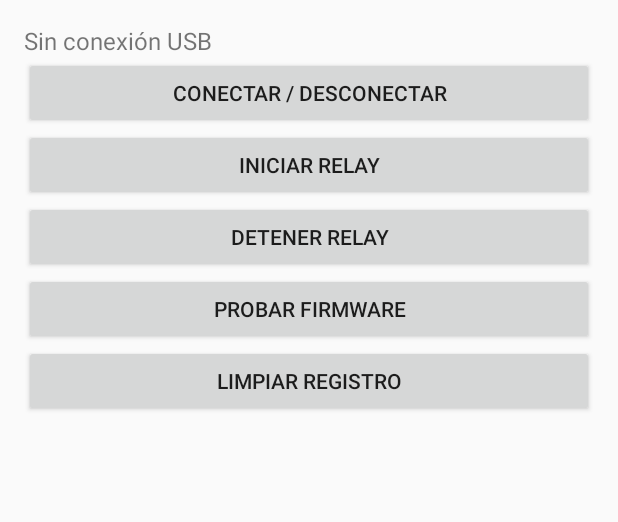
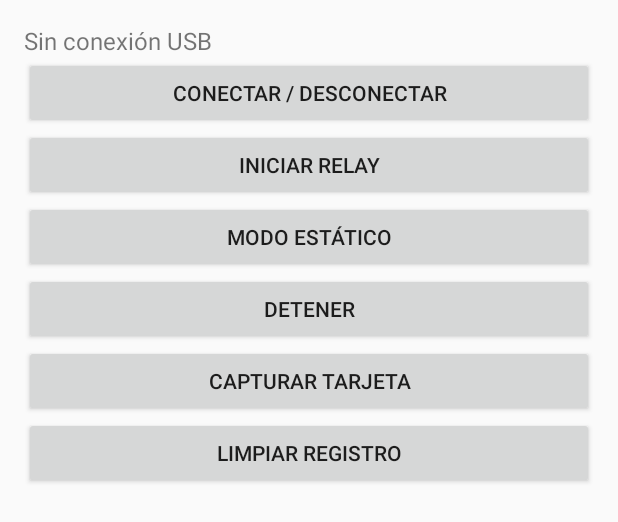
Before and after one commit to adriancorreacgcg/PN532-Android-USB, an Android app: the layout activity_main.xml on its own in the app's theme, with its tools: preview values and no code run, on a phone screen of 412 x 824 dp. Shown: the top 522 px of the screen. Run offline under Robolectric (Android 15) with nearby library versions, the phone set to English and light mode, and no system bars.

Commit message:
Actualizar activity_main.xml

```diff
--- a/app/src/main/res/layout/activity_main.xml
+++ b/app/src/main/res/layout/activity_main.xml
@@ -29,16 +29,22 @@
             android:text="Iniciar relay" />
 
         <Button
+            android:id="@+id/estaticoButton"
+            android:layout_width="match_parent"
+            android:layout_height="wrap_content"
+            android:text="Modo estático" />
+
+        <Button
             android:id="@+id/stopButton"
             android:layout_width="match_parent"
             android:layout_height="wrap_content"
-            android:text="Detener relay" />
+            android:text="Detener" />
 
         <Button
             android:id="@+id/firmwareButton"
             android:layout_width="match_parent"
             android:layout_height="wrap_content"
-            android:text="Probar firmware" />
+            android:text="Capturar tarjeta" />
 
         <Button
             android:id="@+id/clearButton"
```
